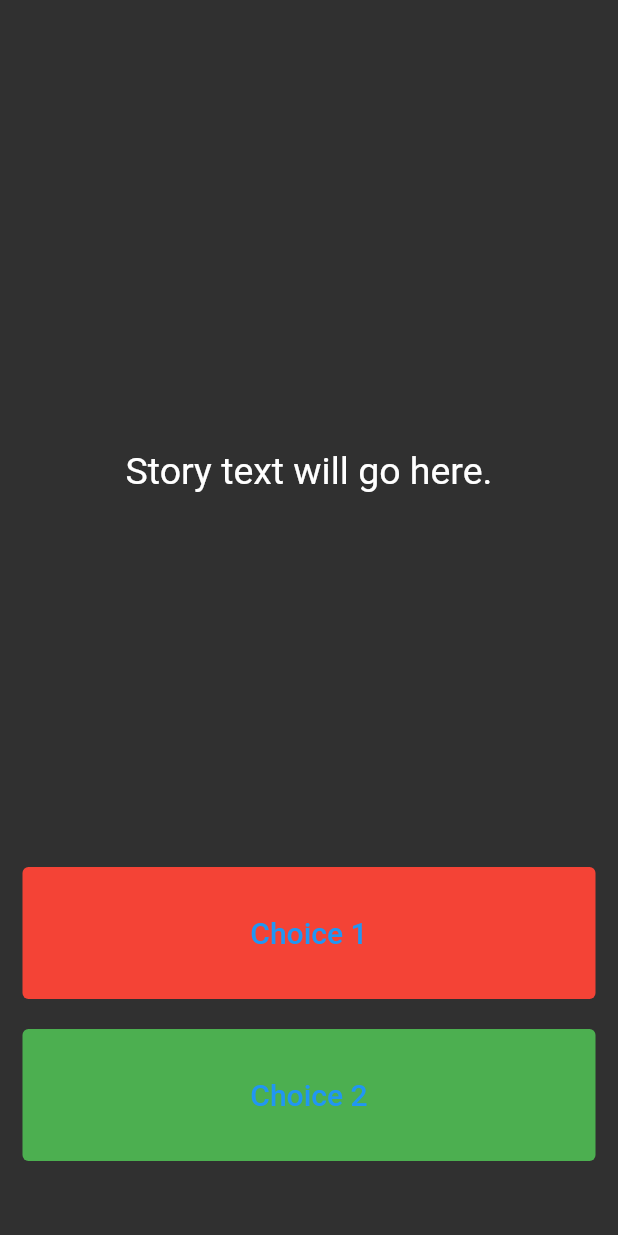
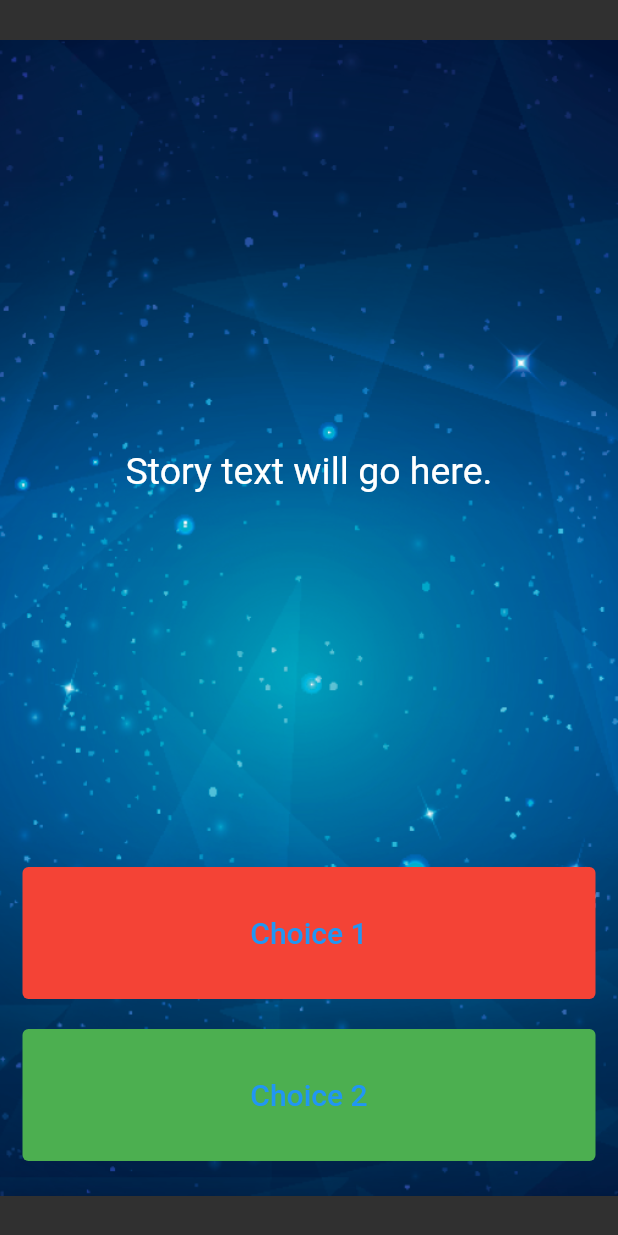
Before and after one commit to Okashe/destiny_app, a Flutter app: the screen it shows after launch, on a phone screen of 412 x 824 dp. Run offline on Flutter 3.47's test engine with Material 2 defaults, Android fonts, the phone set to English and light mode, and no system bars.

```diff
--- a/lib/main.dart
+++ b/lib/main.dart
@@ -30,6 +30,8 @@ class _StoryPageState extends State<StoryPage> {
     return Scaffold(
       body: Container(
         //TODO: Step 1 - Add background.png to this Container as a background image.
+        decoration: const BoxDecoration(
+            image: DecorationImage(image: AssetImage('images/background.png'))),
         padding: const EdgeInsets.symmetric(vertical: 50.0, horizontal: 15.0),
         constraints: const BoxConstraints.expand(),
         child: SafeArea(
```
